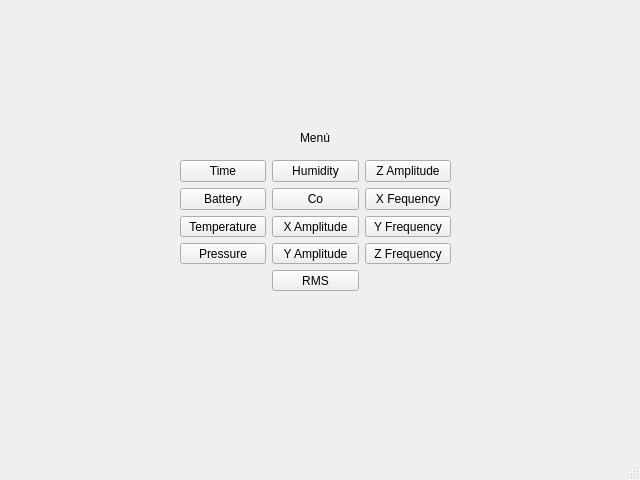
This is Bluetooth/raspi/include/GUI/menu.ui in DiegoOpazoD/Tarea_IOT as Qt 5 draws it before an edit. The edited form follows.
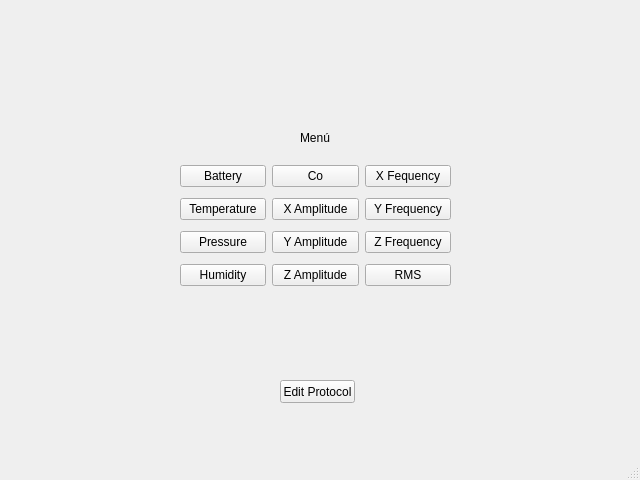
This is the edited form.

```diff
--- a/Bluetooth/raspi/include/GUI/menu.ui
+++ b/Bluetooth/raspi/include/GUI/menu.ui
@@ -37,38 +37,45 @@
        </rect>
       </property>
       <layout class="QGridLayout" name="gridLayout">
-       <item row="0" column="0">
-        <widget class="QPushButton" name="pushButton">
-         <property name="text">
-          <string>Time</string>
-         </property>
-        </widget>
-       </item>
-       <item row="4" column="0">
-        <widget class="QPushButton" name="pushButton_4">
-         <property name="text">
-          <string>Pressure</string>
-         </property>
-        </widget>
-       </item>
-       <item row="4" column="1">
-        <widget class="QPushButton" name="pushButton_6">
-         <property name="text">
-          <string>Y Amplitude</string>
-         </property>
-        </widget>
-       </item>
-       <item row="3" column="0">
-        <widget class="QPushButton" name="pushButton_3">
+       <item row="2" column="0">
+        <widget class="QPushButton" name="tempButton">
          <property name="text">
           <string>Temperature</string>
          </property>
         </widget>
        </item>
+       <item row="4" column="2">
+        <widget class="QPushButton" name="rmsButton">
+         <property name="text">
+          <string>RMS</string>
+         </property>
+        </widget>
+       </item>
+       <item row="3" column="1">
+        <widget class="QPushButton" name="yAmplitudeButton">
+         <property name="text">
+          <string>Y Amplitude</string>
+         </property>
+        </widget>
+       </item>
        <item row="2" column="1">
         <widget class="QPushButton" name="pushButton_11">
          <property name="text">
-          <string>Co</string>
+          <string>X Amplitude</string>
+         </property>
+        </widget>
+       </item>
+       <item row="0" column="0">
+        <widget class="QPushButton" name="batteryButton">
+         <property name="text">
+          <string>Battery</string>
+         </property>
+        </widget>
+       </item>
+       <item row="4" column="0">
+        <widget class="QPushButton" name="humButton">
+         <property name="text">
+          <string>Humidity</string>
          </property>
         </widget>
        </item>
@@ -77,65 +84,47 @@
          <item row="0" column="0">
           <widget class="QPushButton" name="pushButton_7">
            <property name="text">
-            <string>Z Amplitude</string>
+            <string>X Fequency</string>
            </property>
           </widget>
          </item>
         </layout>
        </item>
-       <item row="6" column="1">
-        <layout class="QVBoxLayout" name="verticalLayout">
-         <item>
-          <widget class="QPushButton" name="pushButton_13">
-           <property name="text">
-            <string>RMS</string>
-           </property>
-          </widget>
-         </item>
-        </layout>
+       <item row="3" column="2">
+        <widget class="QPushButton" name="zFreqButton">
+         <property name="text">
+          <string>Z Frequency</string>
+         </property>
+        </widget>
+       </item>
+       <item row="3" column="0">
+        <widget class="QPushButton" name="presButton">
+         <property name="text">
+          <string>Pressure</string>
+         </property>
+        </widget>
        </item>
        <item row="0" column="1">
         <widget class="QPushButton" name="pushButton_9">
          <property name="text">
-          <string>Humidity</string>
+          <string>Co</string>
          </property>
         </widget>
        </item>
-       <item row="3" column="1">
-        <widget class="QPushButton" name="pushButton_5">
+       <item row="4" column="1">
+        <widget class="QPushButton" name="zAmpliudeButton">
          <property name="text">
-          <string>X Amplitude</string>
-         </property>
-        </widget>
-       </item>
-       <item row="2" column="0">
-        <widget class="QPushButton" name="pushButton_2">
-         <property name="text">
-          <string>Battery</string>
+          <string>Z Amplitude</string>
          </property>
         </widget>
        </item>
        <item row="2" column="2">
-        <widget class="QPushButton" name="pushButton_8">
-         <property name="text">
-          <string>X Fequency</string>
-         </property>
-        </widget>
-       </item>
-       <item row="3" column="2">
-        <widget class="QPushButton" name="pushButton_10">
+        <widget class="QPushButton" name="yFreqButton">
          <property name="text">
           <string>Y Frequency</string>
          </property>
         </widget>
        </item>
-       <item row="4" column="2">
-        <widget class="QPushButton" name="pushButton_12">
-         <property name="text">
-          <string>Z Frequency</string>
-         </property>
-        </widget>
-       </item>
       </layout>
      </widget>
      <widget class="QLabel" name="label">
@@ -151,6 +140,57 @@
        <string>Menú</string>
       </property>
      </widget>
+     <widget class="QPushButton" name="editProtocolButton">
+      <property name="geometry">
+       <rect>
+        <x>270</x>
+        <y>370</y>
+        <width>75</width>
+        <height>23</height>
+       </rect>
+      </property>
+      <property name="text">
+       <string>Edit Protocol</string>
+      </property>
+     </widget>
+    </widget>
+    <widget class="QWidget" name="page_2">
+     <widget class="QLabel" name="protocolLabel">
+      <property name="geometry">
+       <rect>
+        <x>290</x>
+        <y>180</y>
+        <width>47</width>
+        <height>14</height>
+       </rect>
+      </property>
+      <property name="text">
+       <string>Protocol</string>
+      </property>
+     </widget>
+     <widget class="QLineEdit" name="protocolLineEdit">
+      <property name="geometry">
+       <rect>
+        <x>250</x>
+        <y>200</y>
+        <width>131</width>
+        <height>20</height>
+       </rect>
+      </property>
+     </widget>
+     <widget class="QPushButton" name="updateButton">
+      <property name="geometry">
+       <rect>
+        <x>280</x>
+        <y>220</y>
+        <width>75</width>
+        <height>23</height>
+       </rect>
+      </property>
+      <property name="text">
+       <string>Update</string>
+      </property>
+     </widget>
     </widget>
     <widget class="QWidget" name="page_12">
      <widget class="QGraphicsView" name="graphicsView_10">
```
Left out of the diff: 12 changed lines with no effect on the pictures.
